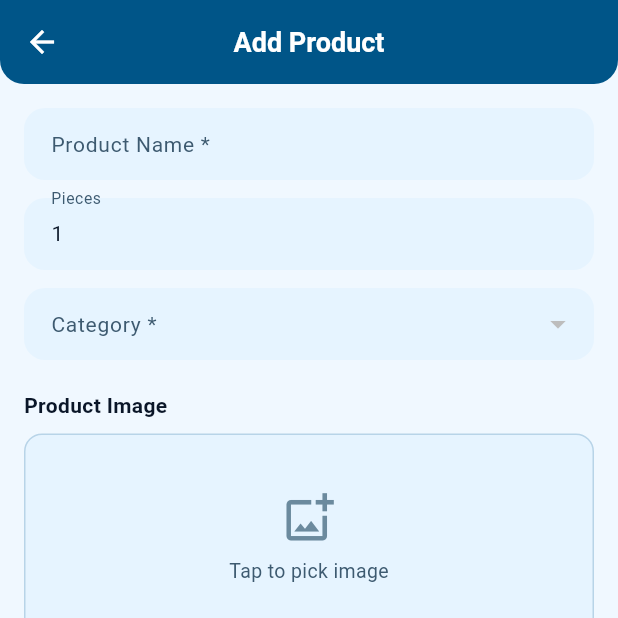
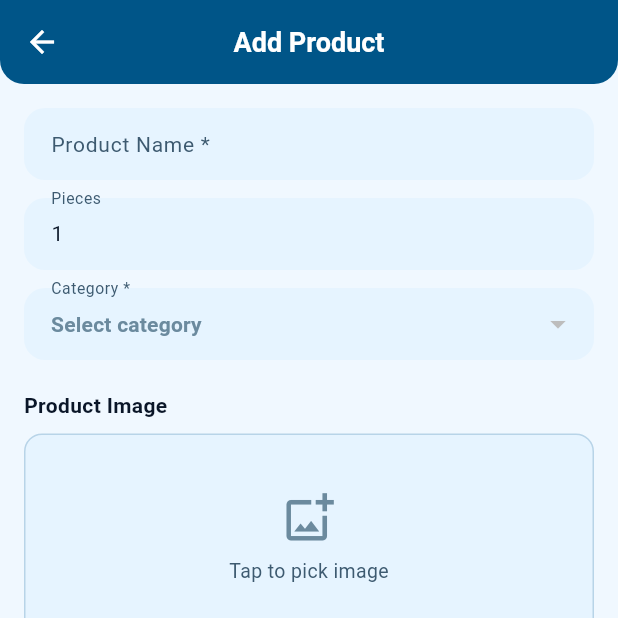
Before and after one commit to MasQuantumCoder-34/MuFar-CentralEnterprises, a Flutter app: the AddProductScreen screen opened directly, on a phone screen of 412 x 824 dp, the top half of it. Run offline on Flutter 3.47's test engine with Material 3 defaults, Android fonts, the phone set to English and light mode, and no system bars; our stand-ins replace fl_chart, flutter_secure_storage, image_picker; accounts and stored records are empty; network calls fail.

Commit message:
fix: add products client field issue fixed

```diff
--- a/mobile-app/lib/screens/products/add_product_screen.dart
+++ b/mobile-app/lib/screens/products/add_product_screen.dart
@@ -316,7 +316,10 @@ class _AddProductScreenState extends State<AddProductScreen> {
                   padding: const EdgeInsets.only(bottom: 12),
                   child: DropdownButtonFormField<String>(
                     value: _selectedCategoryId,
+                    isExpanded: true,
+                    dropdownColor: AppTheme.surface,
                     decoration: _inputDecoration('Category *'),
+                    hint: const Text('Select category', style: TextStyle(color: AppTheme.textTertiary, fontSize: 14)),
                     items: _categories
                         .map((c) => DropdownMenuItem(value: c.id, child: Text(c.name)))
                         .toList(),
```
